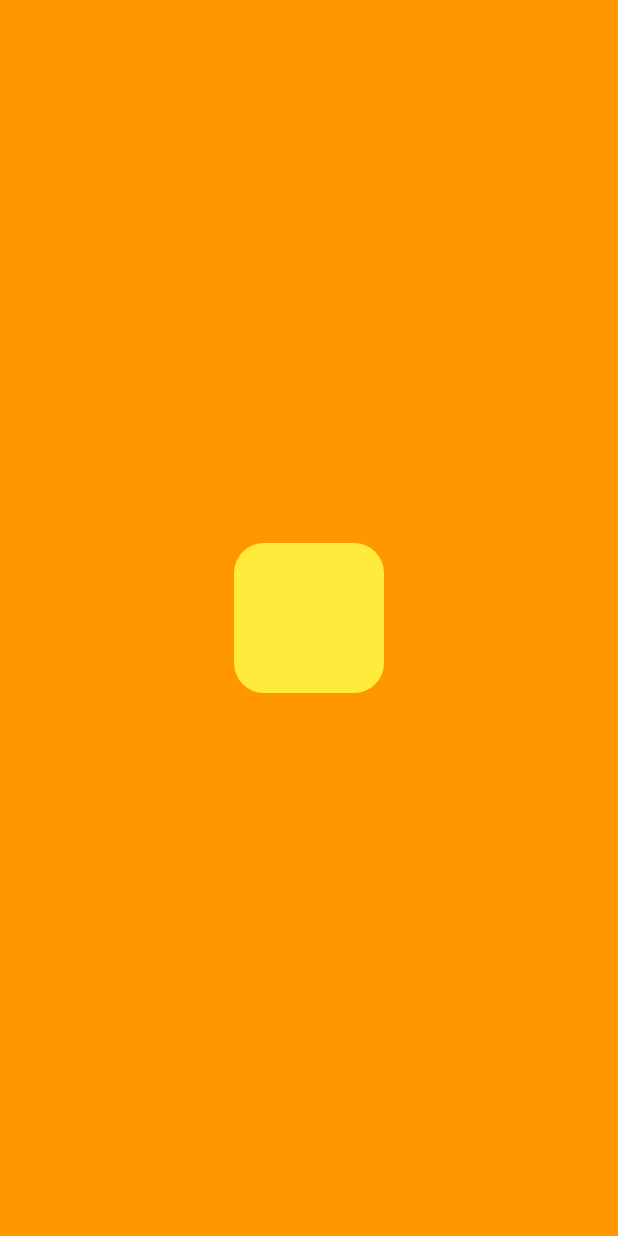
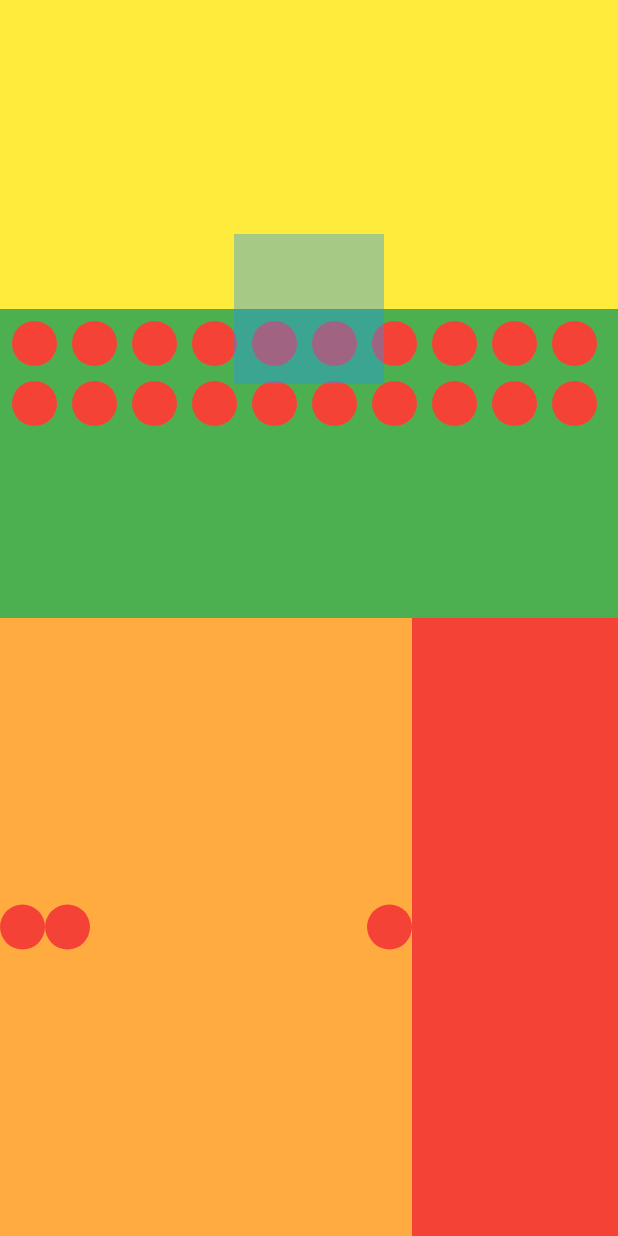
Before and after one commit to ThomasEcalle/al_2_flutter, a Flutter app: the screen it shows after launch, on a phone screen of 412 x 824 dp. Run offline on Flutter 3.47's test engine with Material 2 defaults, Android fonts, the phone set to English and light mode, and no system bars.

Commit message:
Add layouts lesson

```diff
--- a/lib/main.dart
+++ b/lib/main.dart
@@ -1,8 +1,6 @@
 import 'package:al_2/ui/home_screen/home_screen.dart';
+import 'package:al_2/ui/layouts/layouts.dart';
 import 'package:al_2/ui/settings_screen/settings_screen.dart';
-import 'package:al_2/ui/stateful_exercises/one.dart';
-import 'package:al_2/ui/stateful_exercises/three/three.dart';
-import 'package:al_2/ui/stateful_exercises/two/two.dart';
 import 'package:flutter/material.dart';
 
 void main() {
@@ -24,7 +22,7 @@ class MyApp extends StatelessWidget {
           ),
         ),
       ),
-      home: const Three()
+      home: const Layout(),
     );
   }
 }
--- /dev/null
+++ b/lib/ui/layouts/layouts.dart
@@ -0,0 +1,94 @@
+import 'package:al_2/ui/layouts/red_circle.dart';
+import 'package:flutter/material.dart';
+
+class Layout extends StatelessWidget {
+  const Layout({Key? key}) : super(key: key);
+
+  @override
+  Widget build(BuildContext context) {
+    final height = MediaQuery.of(context).size.height;
+    return Scaffold(
+      body: Column(
+        mainAxisAlignment: MainAxisAlignment.spaceBetween,
+        crossAxisAlignment: CrossAxisAlignment.center,
+        children: [
+          Container(
+            color: Colors.red,
+            height: height * .5,
+            child: LayoutBuilder(
+              builder: (context, constraints) {
+                final maxHeight = constraints.maxHeight;
+                return Stack(
+                  children: [
+                    Column(
+                      children: [
+                        Container(
+                          height: maxHeight * .5,
+                          color: Colors.yellow,
+                        ),
+                        Container(
+                          height: maxHeight * .5,
+                          width: double.maxFinite,
+                          color: Colors.green,
+                          child: Padding(
+                            padding: const EdgeInsets.all(8.0),
+                            child: Wrap(
+                              spacing: 10,
+                              runSpacing: 10,
+                              children: List.generate(20, (index) {
+                                return const RedCircle();
+                              }),
+                            ),
+                          ),
+                        ),
+                      ],
+                    ),
+                    Positioned.fill(
+                      child: Center(
+                        child: Container(
+                          height: 100,
+                          width: 100,
+                          color: Colors.blue.withOpacity(.4),
+                        ),
+                      ),
+                    ),
+                  ],
+                );
+              },
+            ),
+          ),
+          Container(
+            color: Colors.blue,
+            height: height * .5,
+            child: Row(
+              children: [
+                Expanded(
+                  flex: 2,
+                  child: Container(
+                    color: Colors.orangeAccent,
+                    height: double.maxFinite,
+                    width: double.maxFinite,
+                    child: Row(
+                      mainAxisAlignment: MainAxisAlignment.spaceBetween,
+                      children: const [
+                        RedCircle(),
+                        RedCircle(),
+                        Spacer(),
+                        RedCircle(),
+                      ],
+                    ),
+                  ),
+                ),
+                Expanded(
+                  child: Container(
+                    color: Colors.red,
+                  ),
+                ),
+              ],
+            ),
+          ),
+        ],
+      ),
+    );
+  }
+}
--- /dev/null
+++ b/lib/ui/layouts/red_circle.dart
@@ -0,0 +1,17 @@
+import 'package:flutter/material.dart';
+
+class RedCircle extends StatelessWidget {
+  const RedCircle({Key? key}) : super(key: key);
+
+  @override
+  Widget build(BuildContext context) {
+    return Container(
+      height: 30,
+      width: 30,
+      decoration: const BoxDecoration(
+        color: Colors.red,
+        shape: BoxShape.circle,
+      ),
+    );
+  }
+}
```
